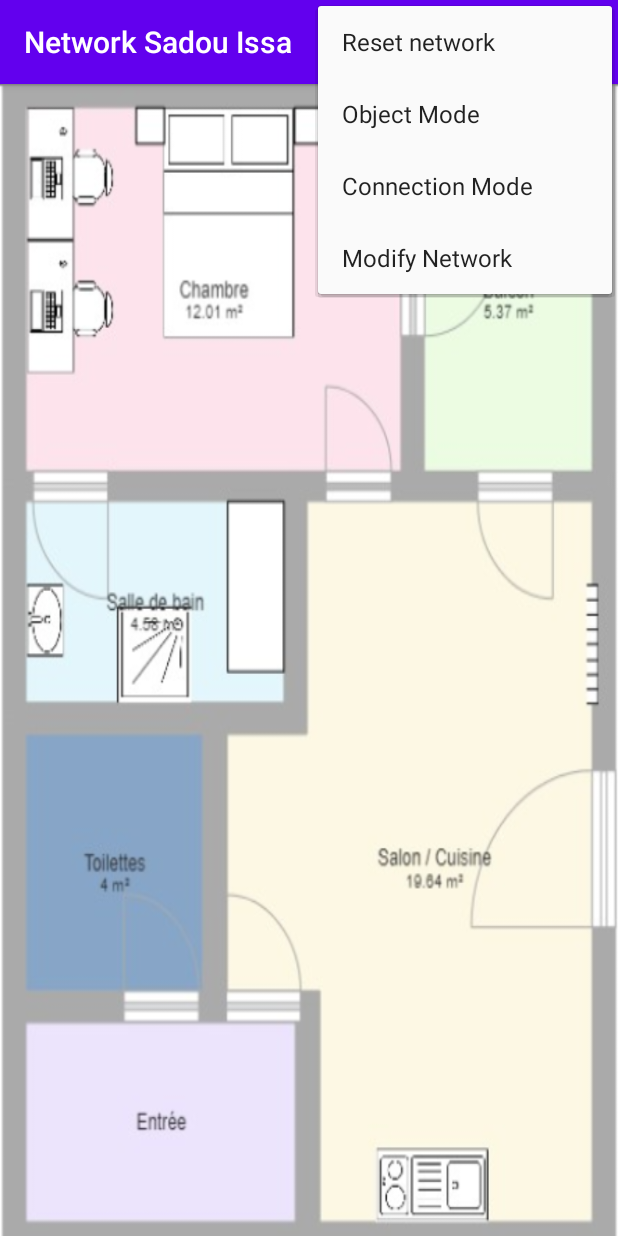
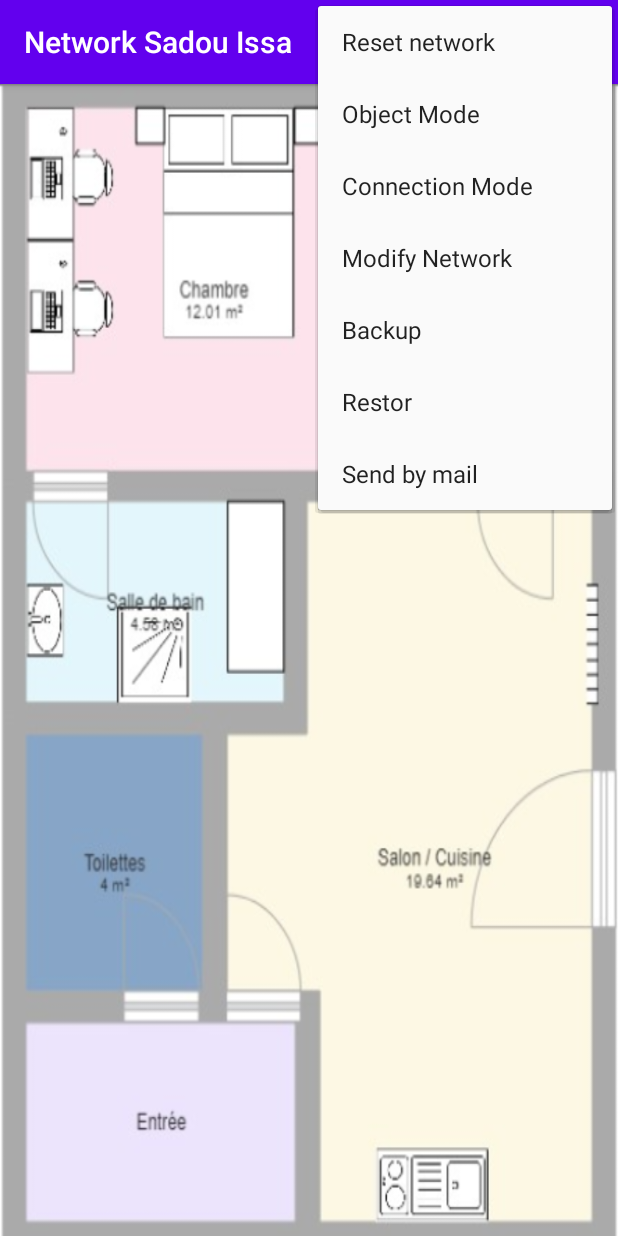
Before and after one commit to sabari2018/NetworkSBIS, an Android app: the screen it shows after launch (MainActivity), with the options menu open, on a phone screen of 412 x 824 dp. Run offline under Robolectric (Android 15) with nearby library versions, the phone set to English and light mode, and no system bars.

Commit message:
Ajout au menu de : Backup, Restore et SendByMail

```diff
--- a/app/src/main/res/menu/menu_main.xml
+++ b/app/src/main/res/menu/menu_main.xml
@@ -24,4 +24,22 @@
         android:title="@string/modification"
         app:showAsAction="never" />
 
+    <item
+        android:id="@+id/backup"
+        android:orderInCategory="100"
+        android:title="@string/backup_network" />
+
+     <item
+        android:id="@+id/restore"
+        android:orderInCategory="100"
+        android:title="@string/restore_network"
+        app:showAsAction="never" />
+
+    <item
+        android:id="@+id/sendByMail"
+        android:orderInCategory="100"
+        android:title="@string/send_network_mail"
+        app:showAsAction="never" />
+
+
 </menu>
--- a/app/src/main/res/values/strings.xml
+++ b/app/src/main/res/values/strings.xml
@@ -9,6 +9,9 @@
     <string name="cancel">Cancel</string>
     <string name="yes">YES</string>
     <string name="no">NO</string>
+    <string name="backup_network">Backup</string>
+    <string name="restore_network">Restor</string>
+    <string name="send_network_mail">Send by mail</string>
 
     <string name="confirm_dialog_title">Confirmation</string>
     <string name="confirm_dialog_msg">Are you sure to reset your network ?</string>
```
Also changed, not shown: app/src/main/java/com/example/networksbis/MainActivity.kt (+13 -0 lines), 1 other file.
